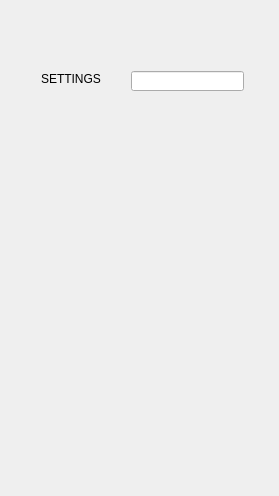
Pchelovec/stolenCat, file widget.ui: the form before one commit.
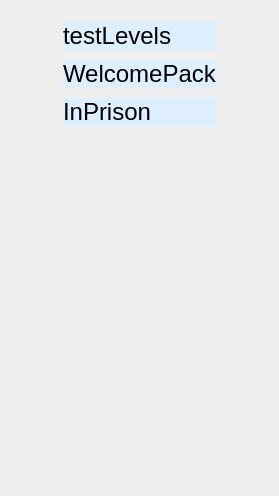
The form after the commit. The open tabs and pages were chosen to show the change. Icons and pictures are not drawn. Custom widgets are drawn as their Qt base class.

Patch:
```diff
--- a/widget.ui
+++ b/widget.ui
@@ -21,7 +21,11 @@
     <widget class="QStackedWidget" name="stackedWidget">
      <property name="styleSheet">
       <string notr="true">QStackedWidget#page{
-   border-image: url(:/img/screen/cat0.gif) 0 0 0 0 stretch stretch;
+   border-image: url(:/img/screen/catB.png) 0 0 0 0 stretch stretch;
+   border-width: 0px;
+}
+QStackedWidget#page_3{
+   border-image: url(:/img/screen/hidden/bonus.png) 0 0 0 0 stretch stretch;
    border-width: 0px;
 }</string>
      </property>
@@ -248,29 +252,135 @@
       </layout>
      </widget>
      <widget class="QWidget" name="page_3">
-      <widget class="QLabel" name="label_3">
-       <property name="geometry">
-        <rect>
-         <x>30</x>
-         <y>60</y>
-         <width>61</width>
-         <height>16</height>
-        </rect>
-       </property>
-       <property name="text">
-        <string>SETTINGS</string>
-       </property>
-      </widget>
-      <widget class="QLineEdit" name="dotsLE">
-       <property name="geometry">
-        <rect>
-         <x>120</x>
-         <y>60</y>
-         <width>113</width>
-         <height>20</height>
-        </rect>
-       </property>
-      </widget>
+      <property name="styleSheet">
+       <string notr="true">QWidget#page_3 {
+   border-image: url(:/img/screen/hidden/bonus.png) 0 0 0 0 stretch stretch;
+   border-width: 0px;
+}</string>
+      </property>
+      <layout class="QGridLayout" name="gridLayout_5">
+       <item row="0" column="1">
+        <layout class="QVBoxLayout" name="verticalLayout">
+         <property name="spacing">
+          <number>10</number>
+         </property>
+         <item>
+          <widget class="ClickableLabel" name="label_3">
+           <property name="font">
+            <font>
+             <pointsize>18</pointsize>
+            </font>
+           </property>
+           <property name="styleSheet">
+            <string notr="true">QLabel{
+	background-color: #deefff;
+	opacity:0.4;
+}
+
+QLabel:hover {
+    background-color: #328930;
+}
+QLabel:pressed {
+    background-color: #80c342;
+} </string>
+           </property>
+           <property name="text">
+            <string>testLevels</string>
+           </property>
+          </widget>
+         </item>
+         <item>
+          <widget class="ClickableLabel" name="label_4">
+           <property name="font">
+            <font>
+             <pointsize>18</pointsize>
+            </font>
+           </property>
+           <property name="styleSheet">
+            <string notr="true">QLabel{
+	background-color: #deefff;
+	opacity:0.4;
+}
+
+QLabel:hover {
+    background-color: #328930;
+}
+QLabel:pressed {
+    background-color: #80c342;
+} </string>
+           </property>
+           <property name="text">
+            <string>WelcomePack</string>
+           </property>
+          </widget>
+         </item>
+         <item>
+          <widget class="ClickableLabel" name="label_5">
+           <property name="font">
+            <font>
+             <pointsize>18</pointsize>
+            </font>
+           </property>
+           <property name="styleSheet">
+            <string notr="true">QLabel{
+	background-color: #deefff;
+	opacity:0.4;
+}
+
+QLabel:hover {
+    background-color: #328930;
+}
+QLabel:pressed {
+    background-color: #80c342;
+} </string>
+           </property>
+           <property name="text">
+            <string>InPrison</string>
+           </property>
+          </widget>
+         </item>
+        </layout>
+       </item>
+       <item row="1" column="1">
+        <spacer name="verticalSpacer_2">
+         <property name="orientation">
+          <enum>Qt::Vertical</enum>
+         </property>
+         <property name="sizeHint" stdset="0">
+          <size>
+           <width>20</width>
+           <height>342</height>
+          </size>
+         </property>
+        </spacer>
+       </item>
+       <item row="0" column="0">
+        <spacer name="horizontalSpacer_2">
+         <property name="orientation">
+          <enum>Qt::Horizontal</enum>
+         </property>
+         <property name="sizeHint" stdset="0">
+          <size>
+           <width>40</width>
+           <height>20</height>
+          </size>
+         </property>
+        </spacer>
+       </item>
+       <item row="0" column="2">
+        <spacer name="horizontalSpacer_3">
+         <property name="orientation">
+          <enum>Qt::Horizontal</enum>
+         </property>
+         <property name="sizeHint" stdset="0">
+          <size>
+           <width>40</width>
+           <height>20</height>
+          </size>
+         </property>
+        </spacer>
+       </item>
+      </layout>
      </widget>
     </widget>
    </item>
```
Left out of the diff: 36 changed lines with no effect on the pictures.
